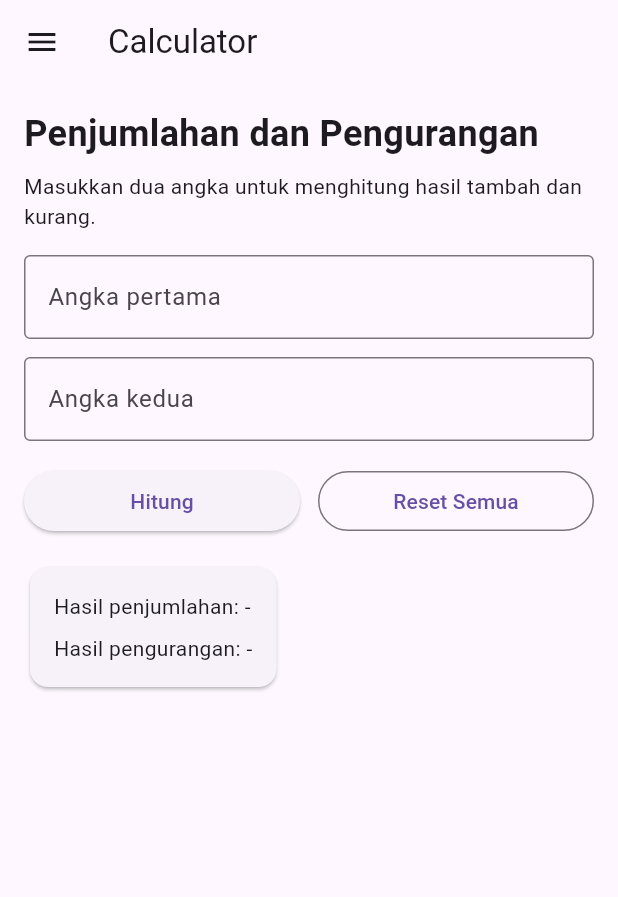
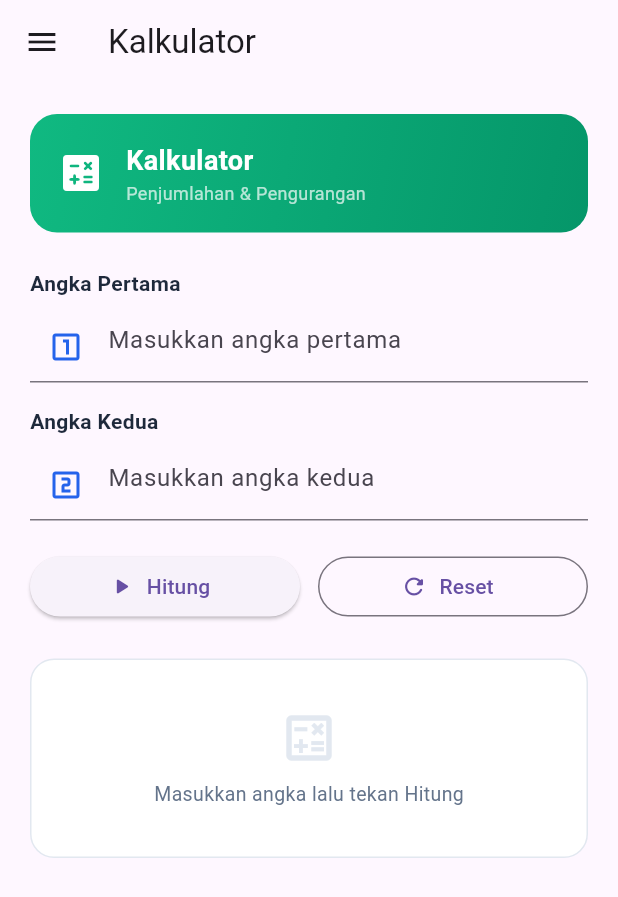
Before and after one commit to Ilhamca/teknologimobile_tugas2, a Flutter app: the CalculatorPage screen opened directly with empty values, on a phone screen of 412 x 824 dp. Shown: the top 897 px of the screen. Run offline on Flutter 3.47's test engine with Material 3 defaults, Android fonts, the phone set to English and light mode, and no system bars.

Commit message:
ubah ui kalkulator lebih bagus

```diff
--- a/lib/screen/calculator_page.dart
+++ b/lib/screen/calculator_page.dart
@@ -1,5 +1,6 @@
 import 'package:flutter/material.dart';
 import 'package:teknologimobile_tugas2/widget/navigation_drawer_widget.dart';
+import 'package:teknologimobile_tugas2/theme/app_color.dart';
 
 class CalculatorPage extends StatefulWidget {
   const CalculatorPage({super.key, required this.username});
@@ -55,95 +56,222 @@ class _CalculatorPageState extends State<CalculatorPage> {
   }
 
   String _formatNumber(double? value) {
-    if (value == null) {
-      return '-';
-    }
+    if (value == null) return '-';
+    return value % 1 == 0 ? value.toInt().toString() : value.toStringAsFixed(2);
+  }
 
-    return value % 1 == 0 ? value.toInt().toString() : value.toStringAsFixed(2);
+  // Widget satu baris hasil (misal: "A + B = 30")
+  Widget _buildResultRow({
+    required String label,
+    required String expression,
+    required String result,
+    required Color color,
+    required IconData icon,
+  }) {
+    return Container(
+      padding: const EdgeInsets.all(16),
+      decoration: BoxDecoration(
+        color: color.withOpacity(0.06),
+        borderRadius: BorderRadius.circular(14),
+        border: Border.all(color: color.withOpacity(0.25)),
+      ),
+      child: Row(
+        children: [
+          // Ikon operasi
+          Container(
+            width: 44,
+            height: 44,
+            decoration: BoxDecoration(
+              color: color.withOpacity(0.15),
+              borderRadius: BorderRadius.circular(10),
+            ),
+            child: Icon(icon, color: color, size: 22),
+          ),
+          const SizedBox(width: 14),
+          Expanded(
+            child: Column(
+              crossAxisAlignment: CrossAxisAlignment.start,
+              children: [
+                Text(label, style: TextStyle(color: color, fontSize: 12, fontWeight: FontWeight.w600)),
+                const SizedBox(height: 2),
+                Text(
+                  expression,
+                  style: const TextStyle(color: AppColors.textSecondary, fontSize: 13),
+                ),
+              ],
+            ),
+          ),
+          // Hasil besar di kanan
+          Text(
+            result,
+            style: TextStyle(
+              color: color,
+              fontSize: 24,
+              fontWeight: FontWeight.bold,
+            ),
+          ),
+        ],
+      ),
+    );
   }
 
   @override
   Widget build(BuildContext context) {
+    final a = _firstNumberController.text.trim();
+    final b = _secondNumberController.text.trim();
+
     return Scaffold(
-      appBar: AppBar(title: const Text('Calculator')),
+      appBar: AppBar(title: const Text('Kalkulator')),
       drawer: NavigationDrawerWidget(
         username: widget.username,
         currentPage: 'Calculator',
       ),
       body: SingleChildScrollView(
-        padding: const EdgeInsets.all(16),
+        padding: const EdgeInsets.all(20),
         child: Column(
           crossAxisAlignment: CrossAxisAlignment.start,
           children: [
+            // Header card
+            Container(
+              width: double.infinity,
+              padding: const EdgeInsets.all(18),
+              decoration: BoxDecoration(
+                gradient: const LinearGradient(
+                  colors: [AppColors.success, Color(0xFF059669)],
+                  begin: Alignment.topLeft,
+                  end: Alignment.bottomRight,
+                ),
+                borderRadius: BorderRadius.circular(18),
+              ),
+              child: const Row(
+                children: [
+                  Icon(Icons.calculate_rounded, color: Colors.white, size: 32),
+                  SizedBox(width: 14),
+                  Column(
+                    crossAxisAlignment: CrossAxisAlignment.start,
+                    children: [
+                      Text(
+                        'Kalkulator',
+                        style: TextStyle(color: Colors.white, fontSize: 18, fontWeight: FontWeight.bold),
+                      ),
+                      Text(
+                        'Penjumlahan & Pengurangan',
+                        style: TextStyle(color: Colors.white70, fontSize: 12),
+                      ),
+                    ],
+                  ),
+                ],
+              ),
+            ),
+
+            const SizedBox(height: 24),
+
+            // Input Angka Pertama
             const Text(
-              'Penjumlahan dan Pengurangan',
-              style: TextStyle(fontSize: 24, fontWeight: FontWeight.bold),
+              'Angka Pertama',
+              style: TextStyle(fontWeight: FontWeight.w600, color: AppColors.textPrimary),
             ),
             const SizedBox(height: 8),
-            const Text(
-              'Masukkan dua angka untuk menghitung hasil tambah dan kurang.',
-            ),
-            const SizedBox(height: 16),
             TextField(
               controller: _firstNumberController,
-              keyboardType: const TextInputType.numberWithOptions(
-                decimal: true,
-                signed: true,
-              ),
+              keyboardType: const TextInputType.numberWithOptions(decimal: true, signed: true),
               decoration: const InputDecoration(
-                labelText: 'Angka pertama',
-                border: OutlineInputBorder(),
+                hintText: 'Masukkan angka pertama',
+                prefixIcon: Icon(Icons.looks_one_outlined, color: AppColors.primary),
               ),
             ),
-            const SizedBox(height: 12),
+
+            const SizedBox(height: 16),
+
+            // Input Angka Kedua
+            const Text(
+              'Angka Kedua',
+              style: TextStyle(fontWeight: FontWeight.w600, color: AppColors.textPrimary),
+            ),
+            const SizedBox(height: 8),
             TextField(
               controller: _secondNumberController,
-              keyboardType: const TextInputType.numberWithOptions(
-                decimal: true,
-                signed: true,
-              ),
+              keyboardType: const TextInputType.numberWithOptions(decimal: true, signed: true),
               decoration: InputDecoration(
-                labelText: 'Angka kedua',
-                border: const OutlineInputBorder(),
+                hintText: 'Masukkan angka kedua',
+                prefixIcon: const Icon(Icons.looks_two_outlined, color: AppColors.primary),
                 errorText: _calculationError,
               ),
             ),
-            const SizedBox(height: 16),
+
+            const SizedBox(height: 20),
+
+            // Tombol Hitung dan Reset
             Row(
               children: [
                 Expanded(
-                  child: ElevatedButton(
+                  child: ElevatedButton.icon(
                     onPressed: _calculateResults,
-                    child: const Text('Hitung'),
+                    icon: const Icon(Icons.play_arrow_rounded),
+                    label: const Text('Hitung'),
                   ),
                 ),
                 const SizedBox(width: 12),
                 Expanded(
-                  child: OutlinedButton(
+                  child: OutlinedButton.icon(
                     onPressed: _resetCalculator,
-                    child: const Text('Reset Semua'),
+                    icon: const Icon(Icons.refresh_rounded),
+                    label: const Text('Reset'),
                   ),
                 ),
               ],
             ),
-            const SizedBox(height: 16),
-            Card(
-              child: Padding(
-                padding: const EdgeInsets.all(16),
-                child: Column(
-                  crossAxisAlignment: CrossAxisAlignment.start,
+
+            const SizedBox(height: 24),
+
+            // Kartu Hasil
+            if (_additionResult != null || _subtractionResult != null) ...[
+              const Text(
+                'Hasil Perhitungan',
+                style: TextStyle(
+                  fontSize: 16,
+                  fontWeight: FontWeight.bold,
+                  color: AppColors.textPrimary,
+                ),
+              ),
+              const SizedBox(height: 12),
+              _buildResultRow(
+                label: 'Penjumlahan',
+                expression: '$a + $b',
+                result: _formatNumber(_additionResult),
+                color: AppColors.success,
+                icon: Icons.add_circle_outline_rounded,
+              ),
+              const SizedBox(height: 10),
+              _buildResultRow(
+                label: 'Pengurangan',
+                expression: '$a − $b',
+                result: _formatNumber(_subtractionResult),
+                color: AppColors.error,
+                icon: Icons.remove_circle_outline_rounded,
+              ),
+            ] else ...[
+              // Placeholder sebelum hitung
+              Container(
+                width: double.infinity,
+                padding: const EdgeInsets.symmetric(vertical: 32),
+                decoration: BoxDecoration(
+                  color: Colors.white,
+                  borderRadius: BorderRadius.circular(16),
+                  border: Border.all(color: AppColors.border),
+                ),
+                child: const Column(
                   children: [
+                    Icon(Icons.calculate_outlined, size: 40, color: AppColors.border),
+                    SizedBox(height: 8),
                     Text(
-                      'Hasil penjumlahan: ${_formatNumber(_additionResult)}',
-                    ),
-                    const SizedBox(height: 8),
-                    Text(
-                      'Hasil pengurangan: ${_formatNumber(_subtractionResult)}',
+                      'Masukkan angka lalu tekan Hitung',
+                      style: TextStyle(color: AppColors.textSecondary, fontSize: 13),
                     ),
                   ],
                 ),
               ),
-            ),
+            ],
           ],
         ),
       ),
```
